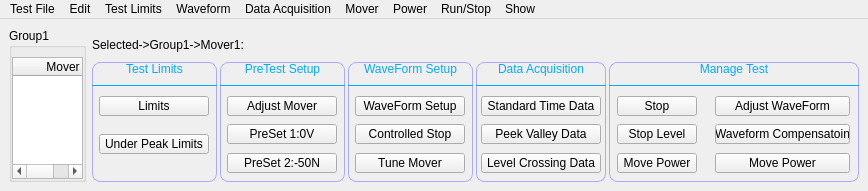
Before: the Qt Designer form SWDev/SWDev/TestSetup.ui in PingJian2019/sw-device, drawn with Qt 5.
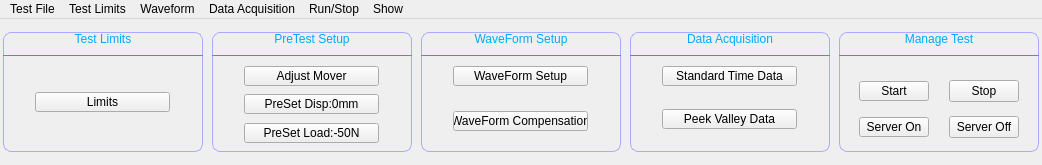
After: the same form once the commit is applied.

Patch:
```diff
--- a/SWDev/SWDev/TestSetup.ui
+++ b/SWDev/SWDev/TestSetup.ui
@@ -6,109 +6,35 @@
    <rect>
     <x>0</x>
     <y>0</y>
-    <width>868</width>
-    <height>191</height>
+    <width>1042</width>
+    <height>165</height>
    </rect>
   </property>
   <property name="windowTitle">
    <string>Test Setup</string>
   </property>
   <widget class="QWidget" name="centralwidget">
-   <layout class="QHBoxLayout" name="horizontalLayout_25">
+   <layout class="QHBoxLayout" name="horizontalLayout_2">
     <property name="leftMargin">
-     <number>9</number>
-    </property>
-    <property name="topMargin">
-     <number>9</number>
-    </property>
-    <property name="rightMargin">
-     <number>9</number>
-    </property>
-    <property name="bottomMargin">
-     <number>9</number>
-    </property>
-    <item>
-     <widget class="QGroupBox" name="groupBox">
-      <property name="title">
-       <string>Group1</string>
-      </property>
-      <layout class="QVBoxLayout" name="verticalLayout">
-       <property name="spacing">
         <number>0</number>
        </property>
-       <property name="leftMargin">
-        <number>0</number>
-       </property>
-       <property name="topMargin">
-        <number>9</number>
-       </property>
        <property name="rightMargin">
         <number>0</number>
        </property>
        <property name="bottomMargin">
-        <number>0</number>
-       </property>
-       <item>
-        <widget class="QTableWidget" name="m_moverTable">
-         <column>
-          <property name="text">
-           <string>Mover</string>
-          </property>
-         </column>
-         <column>
-          <property name="text">
-           <string>Channel</string>
-          </property>
-         </column>
-         <column>
-          <property name="text">
-           <string>Power</string>
-          </property>
-         </column>
-         <column>
-          <property name="text">
-           <string>Run State</string>
-          </property>
-         </column>
-        </widget>
-       </item>
-      </layout>
-     </widget>
-    </item>
-    <item>
-     <layout class="QVBoxLayout" name="verticalLayout_9">
-      <property name="spacing">
-       <number>0</number>
-      </property>
-      <item>
-       <widget class="QLabel" name="m_selectedMoverlabel">
-        <property name="minimumSize">
-         <size>
-          <width>0</width>
-          <height>20</height>
-         </size>
-        </property>
-        <property name="text">
-         <string>Selected-&gt;Group1-&gt;Mover1:</string>
-        </property>
-       </widget>
-      </item>
-      <item>
-       <layout class="QHBoxLayout" name="horizontalLayout_4">
-        <property name="spacing">
-         <number>3</number>
+     <number>9</number>
         </property>
         <item>
          <widget class="QWidget" name="widget" native="true">
           <property name="minimumSize">
            <size>
-            <width>125</width>
+        <width>200</width>
             <height>120</height>
            </size>
           </property>
           <property name="maximumSize">
            <size>
-            <width>125</width>
+        <width>200</width>
             <height>120</height>
            </size>
           </property>
@@ -129,6 +55,9 @@
            <property name="rightMargin">
             <number>0</number>
            </property>
+       <property name="bottomMargin">
+        <number>0</number>
+       </property>
            <item>
             <widget class="QLabel" name="label">
              <property name="maximumSize">
@@ -171,7 +100,7 @@
               <widget class="Line" name="line">
                <property name="minimumSize">
                 <size>
-                 <width>140</width>
+             <width>200</width>
                  <height>0</height>
                 </size>
                </property>
@@ -213,6 +142,19 @@
              </item>
             </layout>
            </item>
+       <item>
+        <spacer name="verticalSpacer">
+         <property name="orientation">
+          <enum>Qt::Vertical</enum>
+         </property>
+         <property name="sizeHint" stdset="0">
+          <size>
+           <width>20</width>
+           <height>17</height>
+          </size>
+         </property>
+        </spacer>
+       </item>
            <item>
             <layout class="QHBoxLayout" name="horizontalLayout">
              <property name="spacing">
@@ -235,13 +177,13 @@
               <widget class="QPushButton" name="m_limitsBtn">
                <property name="minimumSize">
                 <size>
-                 <width>110</width>
+             <width>135</width>
                  <height>20</height>
                 </size>
                </property>
                <property name="maximumSize">
                 <size>
-                 <width>110</width>
+             <width>135</width>
                  <height>20</height>
                 </size>
                </property>
@@ -265,84 +207,6 @@
              </item>
             </layout>
            </item>
-           <item>
-            <spacer name="verticalSpacer">
-             <property name="orientation">
-              <enum>Qt::Vertical</enum>
-             </property>
-             <property name="sizeHint" stdset="0">
-              <size>
-               <width>20</width>
-               <height>1</height>
-              </size>
-             </property>
-            </spacer>
-           </item>
-           <item>
-            <spacer name="verticalSpacer_3">
-             <property name="orientation">
-              <enum>Qt::Vertical</enum>
-             </property>
-             <property name="sizeHint" stdset="0">
-              <size>
-               <width>20</width>
-               <height>40</height>
-              </size>
-             </property>
-            </spacer>
-           </item>
-           <item>
-            <layout class="QHBoxLayout" name="horizontalLayout_2">
-             <property name="spacing">
-              <number>2</number>
-             </property>
-             <item>
-              <spacer name="horizontalSpacer_4">
-               <property name="orientation">
-                <enum>Qt::Horizontal</enum>
-               </property>
-               <property name="sizeHint" stdset="0">
-                <size>
-                 <width>40</width>
-                 <height>20</height>
-                </size>
-               </property>
-              </spacer>
-             </item>
-             <item>
-              <widget class="QPushButton" name="m_underPeakBtn">
-               <property name="minimumSize">
-                <size>
-                 <width>110</width>
-                 <height>20</height>
-                </size>
-               </property>
-               <property name="maximumSize">
-                <size>
-                 <width>110</width>
-                 <height>20</height>
-                </size>
-               </property>
-               <property name="text">
-                <string>Under Peak Limits</string>
-               </property>
-              </widget>
-             </item>
-             <item>
-              <spacer name="horizontalSpacer_3">
-               <property name="orientation">
-                <enum>Qt::Horizontal</enum>
-               </property>
-               <property name="sizeHint" stdset="0">
-                <size>
-                 <width>40</width>
-                 <height>20</height>
-                </size>
-               </property>
-              </spacer>
-             </item>
-            </layout>
-           </item>
            <item>
             <spacer name="verticalSpacer_2">
              <property name="orientation">
@@ -363,13 +227,13 @@
          <widget class="QWidget" name="widget_2" native="true">
           <property name="minimumSize">
            <size>
-            <width>125</width>
+        <width>200</width>
             <height>120</height>
            </size>
           </property>
           <property name="maximumSize">
            <size>
-            <width>125</width>
+        <width>200</width>
             <height>120</height>
            </size>
           </property>
@@ -435,7 +299,7 @@
               <widget class="Line" name="line_2">
                <property name="minimumSize">
                 <size>
-                 <width>140</width>
+             <width>200</width>
                  <height>0</height>
                 </size>
                </property>
@@ -512,13 +376,13 @@
               <widget class="QPushButton" name="m_adjustMoverBtn">
                <property name="minimumSize">
                 <size>
-                 <width>110</width>
+             <width>135</width>
                  <height>20</height>
                 </size>
                </property>
                <property name="maximumSize">
                 <size>
-                 <width>110</width>
+             <width>135</width>
                  <height>20</height>
                 </size>
                </property>
@@ -577,18 +441,18 @@
               <widget class="QPushButton" name="m_presetOneBtn">
                <property name="minimumSize">
                 <size>
-                 <width>110</width>
+             <width>135</width>
                  <height>20</height>
                 </size>
                </property>
                <property name="maximumSize">
                 <size>
-                 <width>110</width>
+             <width>135</width>
                  <height>20</height>
                 </size>
                </property>
                <property name="text">
-                <string>PreSet 1:0V</string>
+            <string>PreSet Disp:0mm</string>
                </property>
               </widget>
              </item>
@@ -642,18 +506,18 @@
               <widget class="QPushButton" name="m_presetTwoBtn">
                <property name="minimumSize">
                 <size>
-                 <width>110</width>
+             <width>135</width>
                  <height>20</height>
                 </size>
                </property>
                <property name="maximumSize">
                 <size>
-                 <width>110</width>
+             <width>135</width>
                  <height>20</height>
                 </size>
                </property>
                <property name="text">
-                <string>PreSet 2:-50N</string>
+            <string>PreSet Load:-50N</string>
                </property>
               </widget>
              </item>
@@ -692,13 +556,13 @@
          <widget class="QWidget" name="widget_3" native="true">
           <property name="minimumSize">
            <size>
-            <width>125</width>
+        <width>200</width>
             <height>120</height>
            </size>
           </property>
           <property name="maximumSize">
            <size>
-            <width>125</width>
+        <width>200</width>
             <height>120</height>
            </size>
           </property>
@@ -720,7 +584,7 @@
             <number>0</number>
            </property>
            <property name="bottomMargin">
-            <number>9</number>
+        <number>0</number>
            </property>
            <item>
             <widget class="QLabel" name="label_3">
@@ -764,7 +628,7 @@
               <widget class="Line" name="line_3">
                <property name="minimumSize">
                 <size>
-                 <width>140</width>
+             <width>200</width>
                  <height>0</height>
                 </size>
                </property>
@@ -841,7 +705,7 @@
               <widget class="QPushButton" name="m_waveFormSetupBtn">
                <property name="minimumSize">
                 <size>
-                 <width>110</width>
+             <width>135</width>
                  <height>20</height>
                 </size>
                </property>
@@ -872,14 +736,14 @@
             </layout>
            </item>
            <item>
-            <spacer name="verticalSpacer_9">
+        <spacer name="verticalSpacer_11">
              <property name="orientation">
               <enum>Qt::Vertical</enum>
              </property>
              <property name="sizeHint" stdset="0">
               <size>
                <width>20</width>
-               <height>40</height>
+           <height>28</height>
               </size>
              </property>
             </spacer>
@@ -906,7 +770,7 @@
               <widget class="QPushButton" name="pushButton_7">
                <property name="minimumSize">
                 <size>
-                 <width>110</width>
+             <width>135</width>
                  <height>20</height>
                 </size>
                </property>
@@ -917,7 +781,7 @@
                 </size>
                </property>
                <property name="text">
-                <string>Controlled Stop</string>
+            <string>WaveForm Compensation</string>
                </property>
               </widget>
              </item>
@@ -937,79 +801,14 @@
             </layout>
            </item>
            <item>
-            <spacer name="verticalSpacer_10">
+        <spacer name="verticalSpacer_15">
              <property name="orientation">
               <enum>Qt::Vertical</enum>
              </property>
              <property name="sizeHint" stdset="0">
               <size>
                <width>20</width>
-               <height>40</height>
-              </size>
-             </property>
-            </spacer>
-           </item>
-           <item>
-            <layout class="QHBoxLayout" name="horizontalLayout_13">
-             <property name="spacing">
-              <number>2</number>
-             </property>
-             <item>
-              <spacer name="horizontalSpacer_21">
-               <property name="orientation">
-                <enum>Qt::Horizontal</enum>
-               </property>
-               <property name="sizeHint" stdset="0">
-                <size>
-                 <width>40</width>
-                 <height>20</height>
-                </size>
-               </property>
-              </spacer>
-             </item>
-             <item>
-              <widget class="QPushButton" name="pushButton_8">
-               <property name="minimumSize">
-                <size>
-                 <width>110</width>
-                 <height>20</height>
-                </size>
-               </property>
-               <property name="maximumSize">
-                <size>
-                 <width>110</width>
-                 <height>20</height>
-                </size>
-               </property>
-               <property name="text">
-                <string>Tune Mover</string>
-               </property>
-              </widget>
-             </item>
-             <item>
-              <spacer name="horizontalSpacer_22">
-               <property name="orientation">
-                <enum>Qt::Horizontal</enum>
-               </property>
-               <property name="sizeHint" stdset="0">
-                <size>
-                 <width>40</width>
-                 <height>20</height>
-                </size>
-               </property>
-              </spacer>
-             </item>
-            </layout>
-           </item>
-           <item>
-            <spacer name="verticalSpacer_11">
-             <property name="orientation">
-              <enum>Qt::Vertical</enum>
-             </property>
-             <property name="sizeHint" stdset="0">
-              <size>
-               <width>20</width>
-               <height>28</height>
+           <height>24</height>
               </size>
              </property>
             </spacer>
@@ -1021,13 +820,13 @@
          <widget class="QWidget" name="widget_4" native="true">
           <property name="minimumSize">
            <size>
-            <width>130</width>
+        <width>200</width>
             <height>120</height>
            </size>
           </property>
           <property name="maximumSize">
            <size>
-            <width>130</width>
+        <width>200</width>
             <height>120</height>
            </size>
           </property>
@@ -1049,10 +848,16 @@
             <number>0</number>
            </property>
            <property name="bottomMargin">
-            <number>9</number>
+        <number>0</number>
            </property>
            <item>
             <widget class="QLabel" name="label_4">
+         <property name="minimumSize">
+          <size>
+           <width>200</width>
+           <height>0</height>
+          </size>
+         </property>
              <property name="maximumSize">
               <size>
                <width>16777215</width>
@@ -1093,7 +898,7 @@
               <widget class="Line" name="line_4">
                <property name="minimumSize">
                 <size>
-                 <width>140</width>
+             <width>200</width>
                  <height>0</height>
                 </size>
                </property>
@@ -1170,13 +975,13 @@
               <widget class="QPushButton" name="pushButton_9">
                <property name="minimumSize">
                 <size>
-                 <width>120</width>
+             <width>135</width>
                  <height>20</height>
                 </size>
                </property>
                <property name="maximumSize">
                 <size>
-                 <width>120</width>
+             <width>135</width>
                  <height>20</height>
                 </size>
                </property>
@@ -1235,13 +1040,13 @@
               <widget class="QPushButton" name="pushButton_10">
                <property name="minimumSize">
                 <size>
-                 <width>120</width>
+             <width>135</width>
                  <height>20</height>
                 </size>
                </property>
                <property name="maximumSize">
                 <size>
-                 <width>120</width>
+             <width>135</width>
                  <height>20</height>
                 </size>
                </property>
@@ -1278,71 +1083,6 @@
              </property>
             </spacer>
            </item>
-           <item>
-            <layout class="QHBoxLayout" name="horizontalLayout_17">
-             <property name="spacing">
-              <number>2</number>
-             </property>
-             <item>
-              <spacer name="horizontalSpacer_29">
-               <property name="orientation">
-                <enum>Qt::Horizontal</enum>
-               </property>
-               <property name="sizeHint" stdset="0">
-                <size>
-                 <width>40</width>
-                 <height>20</height>
-                </size>
-               </property>
-              </spacer>
-             </item>
-             <item>
-              <widget class="QPushButton" name="pushButton_11">
-               <property name="minimumSize">
-                <size>
-                 <width>120</width>
-                 <height>20</height>
-                </size>
-               </property>
-               <property name="maximumSize">
-                <size>
-                 <width>120</width>
-                 <height>20</height>
-                </size>
-               </property>
-               <property name="text">
-                <string>Level Crossing Data</string>
-               </property>
-              </widget>
-             </item>
-             <item>
-              <spacer name="horizontalSpacer_30">
-               <property name="orientation">
-                <enum>Qt::Horizontal</enum>
-               </property>
-               <property name="sizeHint" stdset="0">
-                <size>
-                 <width>40</width>
-                 <height>20</height>
-                </size>
-               </property>
-              </spacer>
-             </item>
-            </layout>
-           </item>
-           <item>
-            <spacer name="verticalSpacer_15">
-             <property name="orientation">
-              <enum>Qt::Vertical</enum>
-             </property>
-             <property name="sizeHint" stdset="0">
-              <size>
-               <width>20</width>
-               <height>28</height>
-              </size>
-             </property>
-            </spacer>
-           </item>
           </layout>
          </widget>
         </item>
@@ -1350,13 +1090,13 @@
          <widget class="QWidget" name="widget_5" native="true">
           <property name="minimumSize">
            <size>
-            <width>250</width>
+        <width>200</width>
             <height>120</height>
            </size>
           </property>
           <property name="maximumSize">
            <size>
-            <width>250</width>
+        <width>200</width>
             <height>120</height>
            </size>
           </property>
@@ -1364,7 +1104,7 @@
            <string notr="true">#widget_5{border-radius:8px;
 border:1px solid rgb(170,170,255);}</string>
           </property>
-          <layout class="QVBoxLayout" name="verticalLayout_8">
+      <layout class="QVBoxLayout" name="verticalLayout">
            <property name="spacing">
             <number>0</number>
            </property>
@@ -1377,6 +1117,9 @@
            <property name="rightMargin">
             <number>0</number>
            </property>
+       <property name="bottomMargin">
+        <number>0</number>
+       </property>
            <item>
             <widget class="QLabel" name="label_5">
              <property name="maximumSize">
@@ -1419,7 +1162,7 @@
               <widget class="Line" name="line_5">
                <property name="minimumSize">
                 <size>
-                 <width>250</width>
+             <width>200</width>
                  <height>0</height>
                 </size>
                </property>
@@ -1462,195 +1205,18 @@
             </layout>
            </item>
            <item>
-            <layout class="QHBoxLayout" name="horizontalLayout_3">
-             <property name="spacing">
-              <number>0</number>
-             </property>
-             <item>
-              <layout class="QVBoxLayout" name="verticalLayout_6">
-               <property name="spacing">
-                <number>0</number>
-               </property>
-               <item>
-                <layout class="QHBoxLayout" name="horizontalLayout_19">
-                 <item>
-                  <spacer name="horizontalSpacer_33">
+        <spacer name="verticalSpacer_10">
                    <property name="orientation">
-                    <enum>Qt::Horizontal</enum>
-                   </property>
-                   <property name="sizeHint" stdset="0">
-                    <size>
-                     <width>40</width>
-                     <height>20</height>
-                    </size>
-                   </property>
-                  </spacer>
-                 </item>
-                 <item>
-                  <widget class="QPushButton" name="pushButton_12">
-                   <property name="minimumSize">
-                    <size>
-                     <width>80</width>
-                     <height>20</height>
-                    </size>
-                   </property>
-                   <property name="maximumSize">
-                    <size>
-                     <width>80</width>
-                     <height>20</height>
-                    </size>
-                   </property>
-                   <property name="text">
-                    <string>Stop</string>
-                   </property>
-                  </widget>
-                 </item>
-                 <item>
-                  <spacer name="horizontalSpacer_34">
-                   <property name="orientation">
-                    <enum>Qt::Horizontal</enum>
-                   </property>
-                   <property name="sizeHint" stdset="0">
-                    <size>
-                     <width>40</width>
-                     <height>20</height>
-                    </size>
-                   </property>
-                  </spacer>
-                 </item>
-                </layout>
-               </item>
-               <item>
-                <spacer name="verticalSpacer_17">
-                 <property name="orientation">
                   <enum>Qt::Vertical</enum>
                  </property>
                  <property name="sizeHint" stdset="0">
                   <size>
-                   <width>97</width>
-                   <height>13</height>
+           <width>20</width>
+           <height>8</height>
                   </size>
                  </property>
                 </spacer>
                </item>
-               <item>
-                <layout class="QHBoxLayout" name="horizontalLayout_20">
-                 <item>
-                  <spacer name="horizontalSpacer_35">
-                   <property name="orientation">
-                    <enum>Qt::Horizontal</enum>
-                   </property>
-                   <property name="sizeHint" stdset="0">
-                    <size>
-                     <width>40</width>
-                     <height>20</height>
-                    </size>
-                   </property>
-                  </spacer>
-                 </item>
-                 <item>
-                  <widget class="QPushButton" name="pushButton_13">
-                   <property name="minimumSize">
-                    <size>
-                     <width>80</width>
-                     <height>20</height>
-                    </size>
-                   </property>
-                   <property name="maximumSize">
-                    <size>
-                     <width>80</width>
-                     <height>20</height>
-                    </size>
-                   </property>
-                   <property name="text">
-                    <string>Stop Level</string>
-                   </property>
-                  </widget>
-                 </item>
-                 <item>
-                  <spacer name="horizontalSpacer_36">
-                   <property name="orientation">
-                    <enum>Qt::Horizontal</enum>
-                   </property>
-                   <property name="sizeHint" stdset="0">
-                    <size>
-                     <width>40</width>
-                     <height>20</height>
-                    </size>
-                   </property>
-                  </spacer>
-                 </item>
-                </layout>
-               </item>
-               <item>
-                <spacer name="verticalSpacer_18">
-                 <property name="orientation">
-                  <enum>Qt::Vertical</enum>
-                 </property>
-                 <property name="sizeHint" stdset="0">
-                  <size>
-                   <width>97</width>
-                   <height>13</height>
-                  </size>
-                 </property>
-                </spacer>
-               </item>
-               <item>
-                <layout class="QHBoxLayout" name="horizontalLayout_21">
-                 <item>
-                  <spacer name="horizontalSpacer_37">
-                   <property name="orientation">
-                    <enum>Qt::Horizontal</enum>
-                   </property>
-                   <property name="sizeHint" stdset="0">
-                    <size>
-                     <width>40</width>
-                     <height>20</height>
-                    </size>
-                   </property>
-                  </spacer>
-                 </item>
-                 <item>
-                  <widget class="QPushButton" name="pushButton_14">
-                   <property name="minimumSize">
-                    <size>
-                     <width>80</width>
-                     <height>20</height>
-                    </size>
-                   </property>
-                   <property name="maximumSize">
-                    <size>
-                     <width>80</width>
-                     <height>20</height>
-                    </size>
-                   </property>
-                   <property name="text">
-                    <string>Move Power</string>
-                   </property>
-                  </widget>
-                 </item>
-                 <item>
-                  <spacer name="horizontalSpacer_38">
-                   <property name="orientation">
-                    <enum>Qt::Horizontal</enum>
-                   </property>
-                   <property name="sizeHint" stdset="0">
-                    <size>
-                     <width>40</width>
-                     <height>20</height>
-                    </size>
-                   </property>
-                  </spacer>
-                 </item>
-                </layout>
-               </item>
-              </layout>
-             </item>
-             <item>
-              <layout class="QVBoxLayout" name="verticalLayout_7">
-               <property name="spacing">
-                <number>0</number>
-               </property>
                <item>
                 <layout class="QHBoxLayout" name="horizontalLayout_22">
                  <item>
@@ -1670,18 +1236,50 @@
                   <widget class="QPushButton" name="pushButton_15">
                    <property name="minimumSize">
                     <size>
-                     <width>135</width>
+             <width>70</width>
                      <height>20</height>
                     </size>
                    </property>
                    <property name="maximumSize">
                     <size>
-                     <width>135</width>
+             <width>70</width>
                      <height>20</height>
                     </size>
                    </property>
                    <property name="text">
-                    <string>Adjust WaveForm</string>
+            <string>Start</string>
+           </property>
+          </widget>
+         </item>
+         <item>
+          <spacer name="horizontalSpacer_3">
+           <property name="orientation">
+            <enum>Qt::Horizontal</enum>
+           </property>
+           <property name="sizeHint" stdset="0">
+            <size>
+             <width>40</width>
+             <height>20</height>
+            </size>
+           </property>
+          </spacer>
+         </item>
+         <item>
+          <widget class="QPushButton" name="pushButton">
+           <property name="minimumSize">
+            <size>
+             <width>70</width>
+             <height>0</height>
+            </size>
+           </property>
+           <property name="maximumSize">
+            <size>
+             <width>70</width>
+             <height>16777215</height>
+            </size>
+           </property>
+           <property name="text">
+            <string>Stop</string>
                    </property>
                   </widget>
                  </item>
@@ -1708,7 +1306,7 @@
                  <property name="sizeHint" stdset="0">
                   <size>
                    <width>97</width>
-                   <height>13</height>
+           <height>7</height>
                   </size>
                  </property>
                 </spacer>
@@ -1732,18 +1330,50 @@
                   <widget class="QPushButton" name="pushButton_16">
                    <property name="minimumSize">
                     <size>
-                     <width>135</width>
+             <width>70</width>
                      <height>20</height>
                     </size>
                    </property>
                    <property name="maximumSize">
                     <size>
-                     <width>80</width>
+             <width>65</width>
                      <height>20</height>
                     </size>
                    </property>
                    <property name="text">
-                    <string>Waveform Compensatoin</string>
+            <string>Server On</string>
+           </property>
+          </widget>
+         </item>
+         <item>
+          <spacer name="horizontalSpacer_4">
+           <property name="orientation">
+            <enum>Qt::Horizontal</enum>
+           </property>
+           <property name="sizeHint" stdset="0">
+            <size>
+             <width>40</width>
+             <height>20</height>
+            </size>
+           </property>
+          </spacer>
+         </item>
+         <item>
+          <widget class="QPushButton" name="pushButton_2">
+           <property name="minimumSize">
+            <size>
+             <width>70</width>
+             <height>0</height>
+            </size>
+           </property>
+           <property name="maximumSize">
+            <size>
+             <width>70</width>
+             <height>16777215</height>
+            </size>
+           </property>
+           <property name="text">
+            <string>Server Off</string>
                    </property>
                   </widget>
                  </item>
@@ -1770,70 +1400,13 @@
                  <property name="sizeHint" stdset="0">
                   <size>
                    <width>97</width>
-                   <height>13</height>
+           <height>8</height>
                   </size>
                  </property>
                 </spacer>
                </item>
-               <item>
-                <layout class="QHBoxLayout" name="horizontalLayout_24">
-                 <item>
-                  <spacer name="horizontalSpacer_43">
-                   <property name="orientation">
-                    <enum>Qt::Horizontal</enum>
-                   </property>
-                   <property name="sizeHint" stdset="0">
-                    <size>
-                     <width>40</width>
-                     <height>20</height>
-                    </size>
-                   </property>
-                  </spacer>
-                 </item>
-                 <item>
-                  <widget class="QPushButton" name="pushButton_17">
-                   <property name="minimumSize">
-                    <size>
-                     <width>135</width>
-                     <height>20</height>
-                    </size>
-                   </property>
-                   <property name="maximumSize">
-                    <size>
-                     <width>135</width>
-                     <height>20</height>
-                    </size>
-                   </property>
-                   <property name="text">
-                    <string>Move Power</string>
-                   </property>
-                  </widget>
-                 </item>
-                 <item>
-                  <spacer name="horizontalSpacer_44">
-                   <property name="orientation">
-                    <enum>Qt::Horizontal</enum>
-                   </property>
-                   <property name="sizeHint" stdset="0">
-                    <size>
-                     <width>40</width>
-                     <height>20</height>
-                    </size>
-                   </property>
-                  </spacer>
-                 </item>
-                </layout>
-               </item>
-              </layout>
-             </item>
-            </layout>
-           </item>
-          </layout>
-         </widget>
-        </item>
-       </layout>
-      </item>
-     </layout>
+      </layout>
+     </widget>
     </item>
    </layout>
   </widget>
@@ -1842,7 +1415,7 @@
     <rect>
      <x>0</x>
      <y>0</y>
-     <width>868</width>
+     <width>1042</width>
      <height>23</height>
     </rect>
    </property>
@@ -1853,13 +1426,6 @@
     <addaction name="actionNew"/>
     <addaction name="actionOpen"/>
    </widget>
-   <widget class="QMenu" name="menuEdit">
-    <property name="title">
-     <string>Edit</string>
-    </property>
-    <addaction name="actionClear_Test_File_Name"/>
-    <addaction name="actionSet_Lock"/>
-   </widget>
    <widget class="QMenu" name="menuTest_Limits">
     <property name="title">
      <string>Test Limits</string>
@@ -1874,16 +1440,8 @@
     <property name="title">
      <string>Data Acquisition</string>
     </property>
-   </widget>
-   <widget class="QMenu" name="menuMover">
-    <property name="title">
-     <string>Mover</string>
-    </property>
-   </widget>
-   <widget class="QMenu" name="menuPower">
-    <property name="title">
-     <string>Power</string>
-    </property>
+    <addaction name="actionStandardData"/>
+    <addaction name="actionPeekValleyData"/>
    </widget>
    <widget class="QMenu" name="menuRun_Stop">
     <property name="title">
@@ -1898,12 +1456,9 @@
     <addaction name="actionDispLoad"/>
    </widget>
    <addaction name="menuTest_File"/>
-   <addaction name="menuEdit"/>
    <addaction name="menuTest_Limits"/>
    <addaction name="menuWaveform"/>
    <addaction name="menuData_Acquisition"/>
-   <addaction name="menuMover"/>
-   <addaction name="menuPower"/>
    <addaction name="menuRun_Stop"/>
    <addaction name="menuShow"/>
   </widget>
```
Left out of the diff: 36 changed lines with no effect on the pictures. Lines whose indentation alone changed are shown as unchanged.
